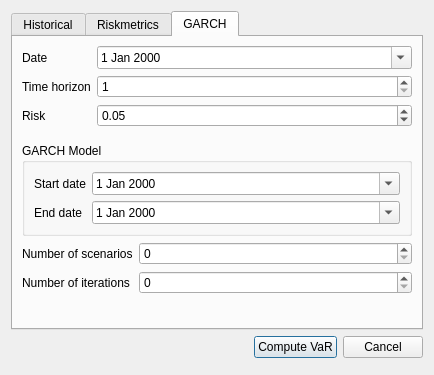
This is Sources/GUI/windows/VarDialog.ui in pchaigno/varsoft as Qt 5 draws it before an edit. The edited form follows.
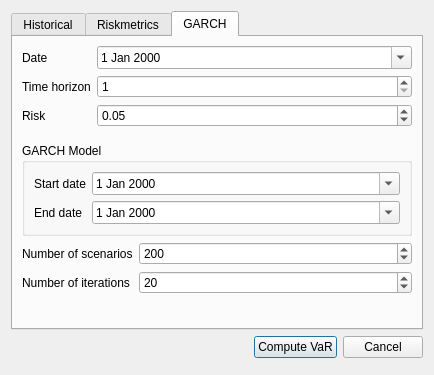
This is the edited form.

Commit message: Fix error message, max values in window and save of deleted portfolios

Patch:
```diff
--- a/Sources/GUI/windows/VarDialog.ui
+++ b/Sources/GUI/windows/VarDialog.ui
@@ -310,9 +310,15 @@
          </item>
          <item row="0" column="1">
           <widget class="QSpinBox" name="scenario_garch">
+           <property name="minimum">
+            <number>1</number>
+           </property>
            <property name="maximum">
             <number>9999999</number>
            </property>
+           <property name="value">
+            <number>200</number>
+           </property>
           </widget>
          </item>
          <item row="1" column="0">
@@ -324,9 +330,15 @@
          </item>
          <item row="1" column="1">
           <widget class="QSpinBox" name="iteration_garch">
+           <property name="minimum">
+            <number>1</number>
+           </property>
            <property name="maximum">
             <number>9999999</number>
            </property>
+           <property name="value">
+            <number>20</number>
+           </property>
           </widget>
          </item>
         </layout>
```
Left out of the diff: 4 changed lines with no effect on the pictures. The commit also changes 6 other files.
